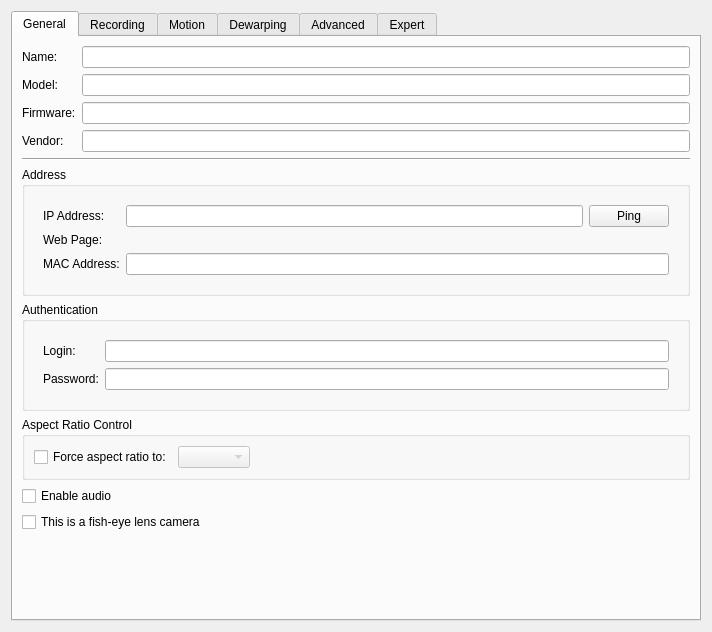
This is client/src/ui/widgets/properties/single_camera_settings_widget.ui in networkoptix/nx_open as Qt 5 draws it before an edit. The edited form follows.
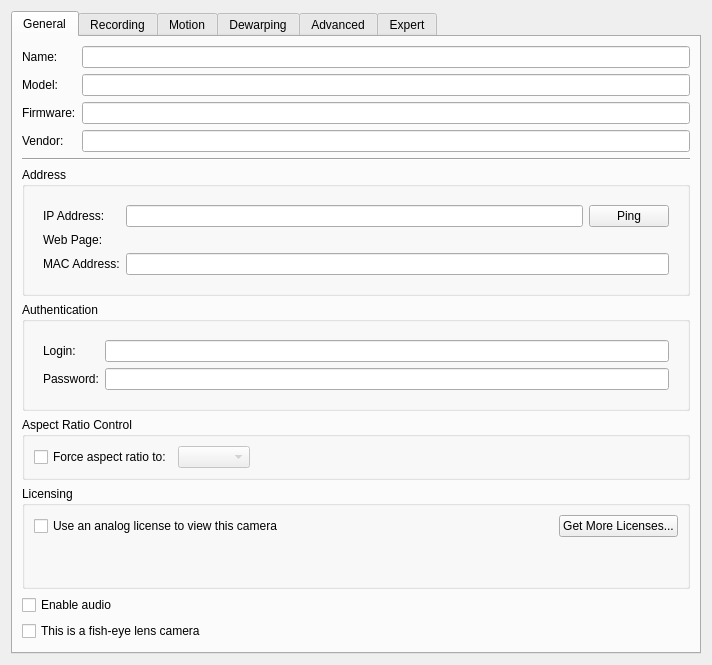
This is the edited form. Custom widgets are drawn as their Qt base class.

Commit message:
Feature #3207: Add analog licenses for VMAX
<==== Mercurial data ====>
Branch: release_2.2

Diff of the .ui file:
```diff
--- a/client/src/ui/widgets/properties/single_camera_settings_widget.ui
+++ b/client/src/ui/widgets/properties/single_camera_settings_widget.ui
@@ -277,6 +277,67 @@
          </layout>
         </widget>
        </item>
+       <item>
+        <widget class="QGroupBox" name="analogGroupBox">
+         <property name="title">
+          <string>Licensing</string>
+         </property>
+         <layout class="QVBoxLayout" name="verticalLayout_11">
+          <item>
+           <layout class="QHBoxLayout" name="horizontalLayout_7">
+            <item>
+             <widget class="QCheckBox" name="analogViewCheckBox">
+              <property name="text">
+               <string>Use an analog license to view this camera</string>
+              </property>
+             </widget>
+            </item>
+            <item>
+             <spacer name="horizontalSpacer_4">
+              <property name="orientation">
+               <enum>Qt::Horizontal</enum>
+              </property>
+              <property name="sizeHint" stdset="0">
+               <size>
+                <width>40</width>
+                <height>20</height>
+               </size>
+              </property>
+             </spacer>
+            </item>
+            <item>
+             <widget class="QLabel" name="requiredLicensesLabel">
+              <property name="text">
+               <string/>
+              </property>
+             </widget>
+            </item>
+            <item>
+             <widget class="QPushButton" name="moreLicensesButton">
+              <property name="text">
+               <string>Get More Licenses...</string>
+              </property>
+             </widget>
+            </item>
+           </layout>
+          </item>
+          <item>
+           <widget class="QLabel" name="digitalLicensesLabel">
+            <property name="text">
+             <string/>
+            </property>
+           </widget>
+          </item>
+          <item>
+           <widget class="QLabel" name="analogLicensesLabel">
+            <property name="text">
+             <string/>
+            </property>
+           </widget>
+          </item>
+         </layout>
+        </widget>
+       </item>
        <item>
         <widget class="QCheckBox" name="enableAudioCheckBox">
          <property name="text">
```
Left out of the diff: 14 changed lines with no effect on the pictures. The commit also changes 9 other files.
